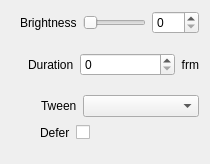
Above: src/Widgets/Inspector/InspectorBrightnessWidget.ui from CasparCG/client before the change. Below: the same form after it.
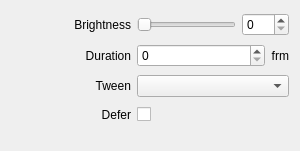
That is the form after the change.

Commit message: Simplify layout of inspector widgets

```diff
--- a/src/Widgets/Inspector/InspectorBrightnessWidget.ui
+++ b/src/Widgets/Inspector/InspectorBrightnessWidget.ui
@@ -6,8 +6,8 @@
    <rect>
     <x>0</x>
     <y>0</y>
-    <width>210</width>
-    <height>164</height>
+    <width>300</width>
+    <height>151</height>
    </rect>
   </property>
   <property name="sizePolicy">
@@ -16,93 +16,54 @@
     <verstretch>0</verstretch>
    </sizepolicy>
   </property>
-  <layout class="QVBoxLayout" name="verticalLayout">
+  <layout class="QGridLayout" name="gridLayout">
+   <property name="bottomMargin">
+    <number>20</number>
+   </property>
+   <item row="3" column="1" colspan="2">
+    <layout class="QHBoxLayout" name="horizontalLayoutDefer">
    <item>
-    <layout class="QHBoxLayout" name="horizontalLayoutBrightness">
+      <widget class="QCheckBox" name="checkBoxDefer">
+       <property name="layoutDirection">
+        <enum>Qt::RightToLeft</enum>
+       </property>
+       <property name="text">
+        <string/>
+       </property>
+      </widget>
+     </item>
      <item>
-      <spacer name="horizontalSpacerBrightness">
+      <spacer name="horizontalSpacerDefer2">
        <property name="orientation">
         <enum>Qt::Horizontal</enum>
        </property>
-       <property name="sizeType">
-        <enum>QSizePolicy::Fixed</enum>
-       </property>
        <property name="sizeHint" stdset="0">
         <size>
-         <width>9</width>
+         <width>40</width>
          <height>20</height>
         </size>
        </property>
       </spacer>
      </item>
-     <item>
+    </layout>
+   </item>
+   <item row="0" column="0">
       <widget class="QLabel" name="labelBrightness">
+     <property name="minimumSize">
+      <size>
+       <width>120</width>
+       <height>0</height>
+      </size>
+     </property>
        <property name="text">
         <string>Brightness</string>
        </property>
-      </widget>
-     </item>
-     <item>
-      <widget class="QSlider" name="sliderBrightness">
-       <property name="maximum">
-        <number>200</number>
-       </property>
-       <property name="orientation">
-        <enum>Qt::Horizontal</enum>
-       </property>
-       <property name="tickInterval">
-        <number>0</number>
-       </property>
-      </widget>
-     </item>
-     <item>
-      <widget class="QSpinBox" name="spinBoxBrightness">
-       <property name="maximum">
-        <number>200</number>
-       </property>
-      </widget>
-     </item>
-    </layout>
-   </item>
-   <item>
-    <layout class="QHBoxLayout" name="horizontalLayoutTransitionDuration">
-     <item>
-      <spacer name="horizontalSpacerTransitionDuration">
-       <property name="orientation">
-        <enum>Qt::Horizontal</enum>
-       </property>
-       <property name="sizeType">
-        <enum>QSizePolicy::Fixed</enum>
-       </property>
-       <property name="sizeHint" stdset="0">
-        <size>
-         <width>17</width>
-         <height>20</height>
-        </size>
-       </property>
-      </spacer>
-     </item>
-     <item>
-      <widget class="QLabel" name="labelTransitionDuration">
-       <property name="text">
-        <string>Duration</string>
-       </property>
-      </widget>
-     </item>
-     <item>
-      <widget class="QSpinBox" name="spinBoxTransitionDuration">
-       <property name="sizePolicy">
-        <sizepolicy hsizetype="Expanding" vsizetype="Fixed">
-         <horstretch>0</horstretch>
-         <verstretch>0</verstretch>
-        </sizepolicy>
-       </property>
-       <property name="maximum">
-        <number>999</number>
-       </property>
-      </widget>
-     </item>
-     <item>
+     <property name="alignment">
+      <set>Qt::AlignRight|Qt::AlignTrailing|Qt::AlignVCenter</set>
+     </property>
+    </widget>
+   </item>
+   <item row="1" column="2">
       <widget class="QLabel" name="labelFrm1">
        <property name="text">
         <string>frm</string>
@@ -112,110 +73,100 @@
        </property>
       </widget>
      </item>
-    </layout>
-   </item>
-   <item>
-    <layout class="QHBoxLayout" name="horizontalLayoutTween">
-     <item>
-      <spacer name="horizontalSpacerTween">
-       <property name="orientation">
-        <enum>Qt::Horizontal</enum>
-       </property>
-       <property name="sizeType">
-        <enum>QSizePolicy::Fixed</enum>
-       </property>
-       <property name="sizeHint" stdset="0">
-        <size>
-         <width>30</width>
-         <height>20</height>
-        </size>
-       </property>
-      </spacer>
-     </item>
-     <item>
+   <item row="2" column="0">
       <widget class="QLabel" name="labelTween">
+     <property name="minimumSize">
+      <size>
+       <width>120</width>
+       <height>0</height>
+      </size>
+     </property>
        <property name="text">
         <string>Tween</string>
        </property>
-      </widget>
-     </item>
-     <item>
-      <widget class="QComboBox" name="comboBoxTween">
+     <property name="alignment">
+      <set>Qt::AlignRight|Qt::AlignTrailing|Qt::AlignVCenter</set>
+     </property>
+    </widget>
+   </item>
+   <item row="1" column="1">
+    <widget class="QSpinBox" name="spinBoxTransitionDuration">
        <property name="sizePolicy">
         <sizepolicy hsizetype="Expanding" vsizetype="Fixed">
          <horstretch>0</horstretch>
          <verstretch>0</verstretch>
         </sizepolicy>
        </property>
-      </widget>
-     </item>
-    </layout>
-   </item>
-   <item>
-    <layout class="QHBoxLayout" name="horizontalLayoutDefer">
-     <item>
-      <spacer name="horizontalSpacerDefer1">
-       <property name="orientation">
-        <enum>Qt::Horizontal</enum>
-       </property>
-       <property name="sizeType">
-        <enum>QSizePolicy::Fixed</enum>
-       </property>
-       <property name="sizeHint" stdset="0">
-        <size>
-         <width>29</width>
-         <height>20</height>
-        </size>
-       </property>
-      </spacer>
-     </item>
-     <item>
+     <property name="maximum">
+      <number>999</number>
+     </property>
+    </widget>
+   </item>
+   <item row="3" column="0">
       <widget class="QLabel" name="labelDefer">
+     <property name="minimumSize">
+      <size>
+       <width>120</width>
+       <height>0</height>
+      </size>
+     </property>
        <property name="text">
         <string>Defer</string>
        </property>
-      </widget>
-     </item>
-     <item>
-      <widget class="QCheckBox" name="checkBoxDefer">
-       <property name="layoutDirection">
-        <enum>Qt::RightToLeft</enum>
+     <property name="alignment">
+      <set>Qt::AlignRight|Qt::AlignTrailing|Qt::AlignVCenter</set>
+     </property>
+    </widget>
+   </item>
+   <item row="1" column="0">
+    <widget class="QLabel" name="labelTransitionDuration">
+     <property name="minimumSize">
+      <size>
+       <width>120</width>
+       <height>0</height>
+      </size>
        </property>
        <property name="text">
-        <string/>
+      <string>Duration</string>
+     </property>
+     <property name="alignment">
+      <set>Qt::AlignRight|Qt::AlignTrailing|Qt::AlignVCenter</set>
        </property>
       </widget>
      </item>
+   <item row="0" column="1" colspan="2">
+    <layout class="QHBoxLayout" name="horizontalLayoutBrightness">
      <item>
-      <spacer name="horizontalSpacerDefer2">
+      <widget class="QSlider" name="sliderBrightness">
+       <property name="maximum">
+        <number>200</number>
+       </property>
        <property name="orientation">
         <enum>Qt::Horizontal</enum>
        </property>
-       <property name="sizeHint" stdset="0">
-        <size>
-         <width>40</width>
-         <height>20</height>
-        </size>
+       <property name="tickInterval">
+        <number>0</number>
        </property>
-      </spacer>
-     </item>
-    </layout>
+      </widget>
    </item>
    <item>
-    <spacer name="verticalSpacerBrightness">
-     <property name="orientation">
-      <enum>Qt::Vertical</enum>
-     </property>
-     <property name="sizeType">
-      <enum>QSizePolicy::Fixed</enum>
+      <widget class="QSpinBox" name="spinBoxBrightness">
+       <property name="maximum">
+        <number>200</number>
+       </property>
+      </widget>
+     </item>
+    </layout>
+   </item>
+   <item row="2" column="1" colspan="2">
+    <widget class="QComboBox" name="comboBoxTween">
+     <property name="sizePolicy">
+      <sizepolicy hsizetype="Expanding" vsizetype="Fixed">
+       <horstretch>0</horstretch>
+       <verstretch>0</verstretch>
+      </sizepolicy>
      </property>
-     <property name="sizeHint" stdset="0">
-      <size>
-       <width>20</width>
-       <height>10</height>
-      </size>
-     </property>
-    </spacer>
+    </widget>
    </item>
   </layout>
  </widget>
```
Left out of the diff: 7 changed lines with no effect on the pictures. Lines whose indentation alone changed are shown as unchanged. The commit also changes 58 other files.
